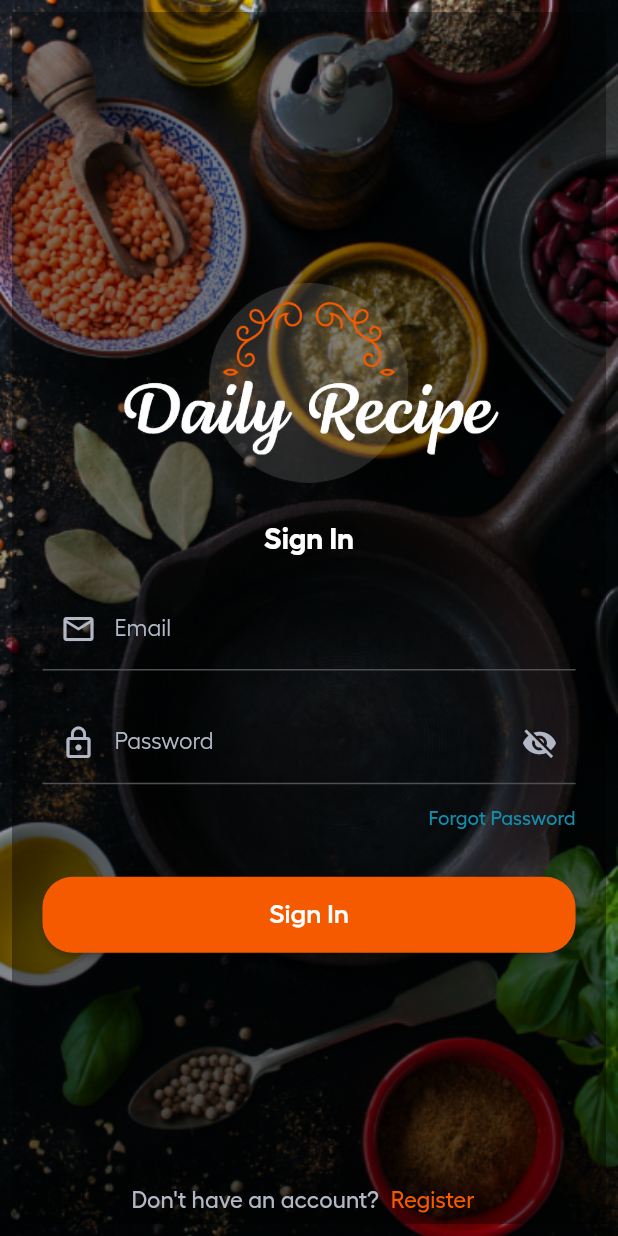
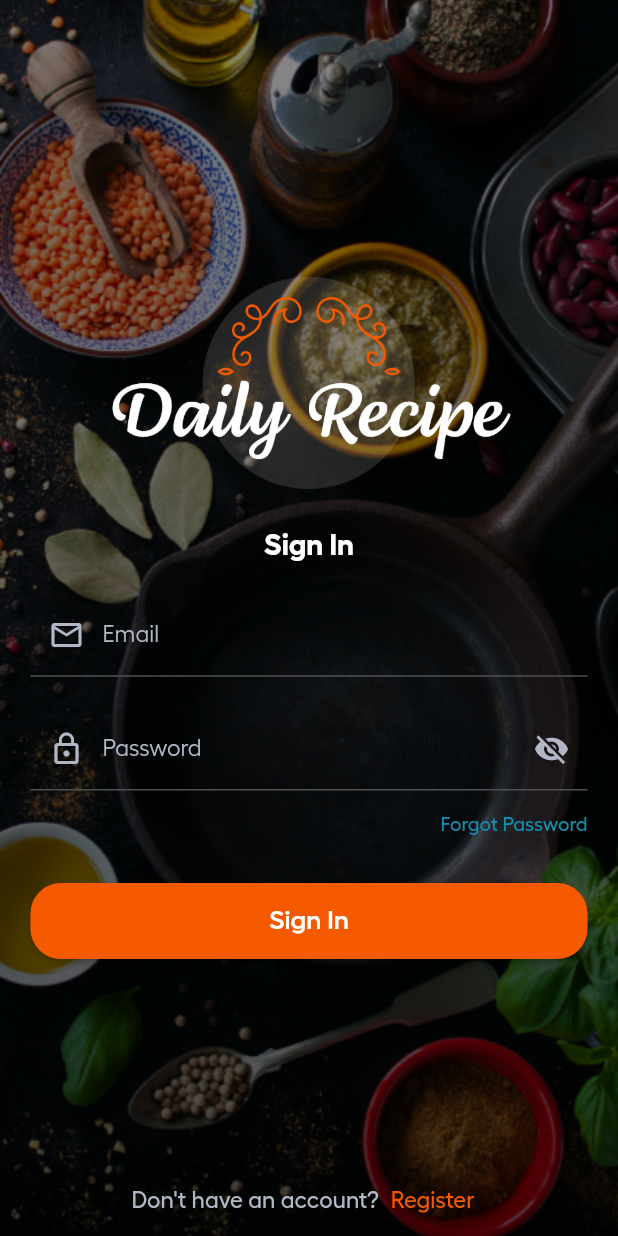
Before and after one commit to Esraa3293/recipe, a Flutter app: the SignInPage screen opened directly, on a phone screen of 412 x 824 dp. Run offline on Flutter 3.47's test engine with Material 2 defaults, Android fonts, the phone set to English and light mode, and no system bars; our stand-ins replace cached_network_image, carousel_slider, cloud_firestore, dots_indicator, email_validator, file_picker and 9 more; missing offline and left inert: flexible_grid_view, overlay_kit; accounts and stored records are empty; generated files the repository leaves out were written again.

Commit message:
finish app

```diff
--- a/lib/pages/sign_in_page.dart
+++ b/lib/pages/sign_in_page.dart
@@ -41,9 +41,7 @@ class _SignInPageState extends State<SignInPage> {
             fit: BoxFit.cover,
             width: double.infinity,
           ),
-          Padding(
-            padding: const EdgeInsets.all(8.0),
-            child: Container(
+          Container(
             color: Colors.black38,
             child: Padding(
               padding: const EdgeInsets.all(20.0).r,
@@ -158,7 +156,6 @@ class _SignInPageState extends State<SignInPage> {
               ),
             ),
           ),
-          ),
         ],
       ),
       bottomNavigationBar: Container(
```
Lines whose indentation alone changed are shown as unchanged.
